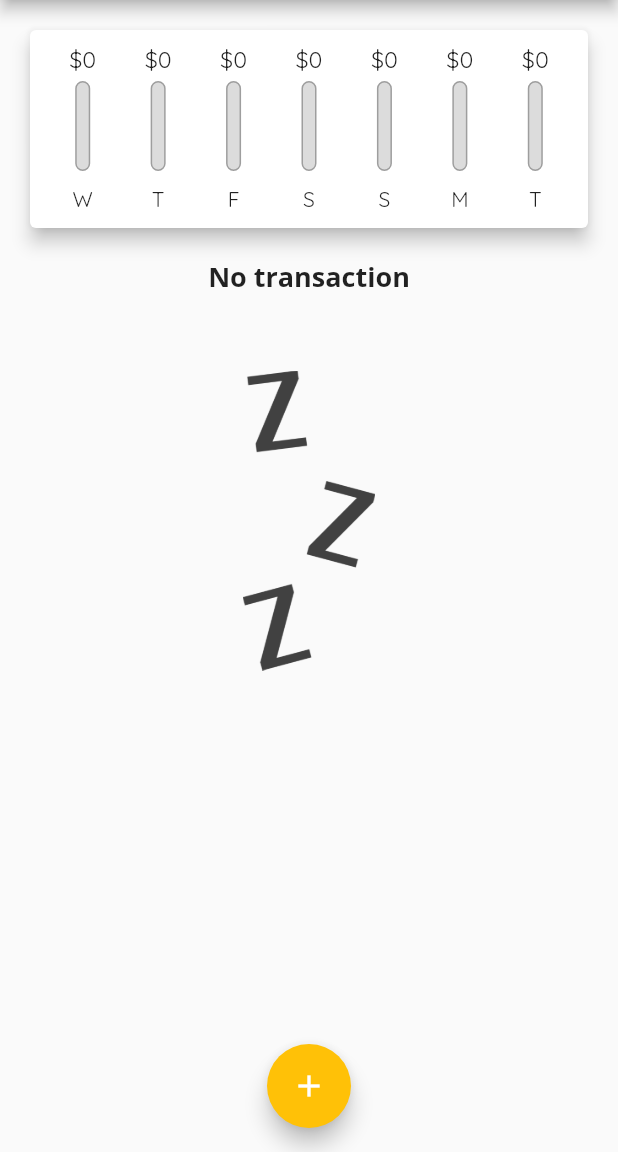
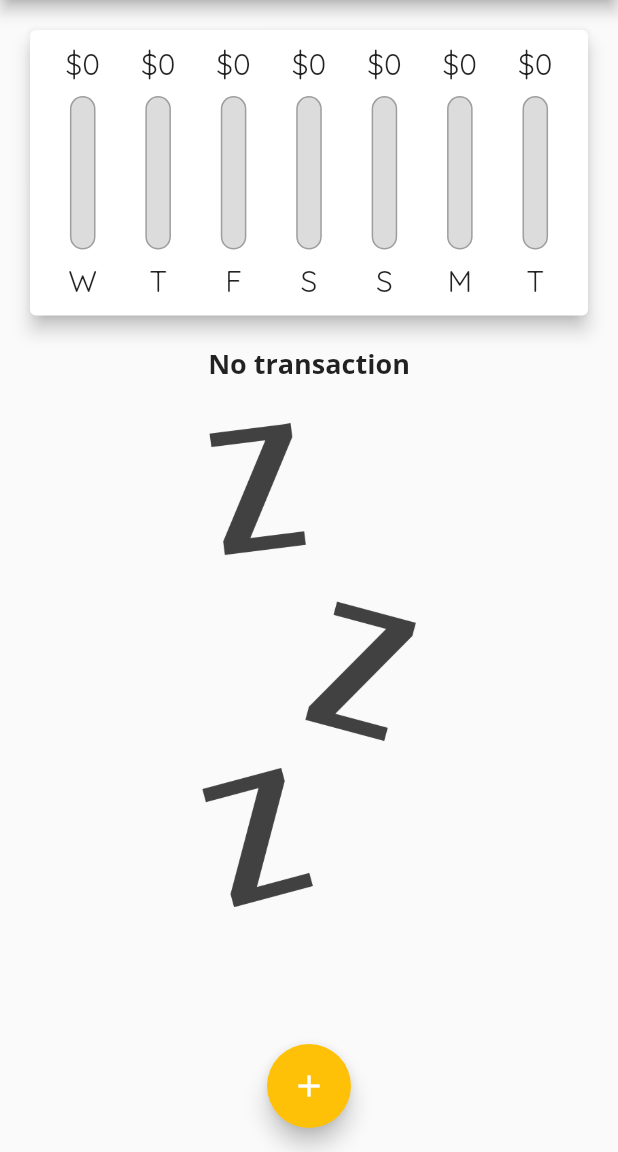
Before and after one commit to midhungopipk/ExpenseTracker, a Flutter app: the screen it shows after launch, on a phone screen of 412 x 824 dp, the part 84-1236 px from its top. Run offline on Flutter 3.47's test engine with Material 2 defaults, Android fonts, the phone set to English and light mode, and no system bars.

Commit message:
orientation completed

```diff
--- a/expense_tracker/lib/main.dart
+++ b/expense_tracker/lib/main.dart
@@ -1,12 +1,17 @@
 import 'package:expense_tracker/widgets/new_transaction.dart';
 import 'package:expense_tracker/widgets/transaction_list.dart';
 import 'package:flutter/material.dart';
+import 'package:flutter/services.dart';
 import './widgets/new_transaction.dart';
 import './models/transaction.dart';
 import './widgets/transaction_list.dart';
 import './widgets/chart.dart';
 
 void main() {
+  // WidgetsFlutterBinding.ensureInitialized();
+  // SystemChrome.setPreferredOrientations(
+  //     [DeviceOrientation.portraitUp, DeviceOrientation.portraitDown]);
+  //Restricting the app from landscape mode
   runApp(MyApp());
 }
 
@@ -16,17 +21,23 @@ class MyApp extends StatelessWidget {
     return MaterialApp(
       title: 'Personel Expenses',
       theme: ThemeData(
+        colorScheme: ColorScheme.fromSwatch(
+          primarySwatch: Colors.purple,
+        ).copyWith(
+          secondary: Colors.amber,
+        ),
+        elevatedButtonTheme: ElevatedButtonThemeData(
+          style: ElevatedButton.styleFrom(
+            backgroundColor: Colors.purple, // background (button) color
+            foregroundColor: Colors.white, // foreground (text) color
+          ),
+        ),
         textTheme: const TextTheme(
           titleMedium: TextStyle(
               fontWeight: FontWeight.bold,
               fontSize: 18,
               // color: Colors.purple,
               fontFamily: 'OpenSans'),
-        ),
-        colorScheme: ColorScheme.fromSwatch(
-          primarySwatch: Colors.purple,
-        ).copyWith(
-          secondary: Colors.amber,
         ),
         fontFamily: 'QuickSand',
         appBarTheme: AppBarTheme(
@@ -70,15 +81,21 @@ class _MyHomePageState extends State<MyHomePage> {
     }).toList();
   }
 
-  void _addnewTransaction(String title, double amount) {
+  void _addnewTransaction(String title, double amount, DateTime choosenDate) {
     final newTx = Transaction(
         id: DateTime.now().toString(),
         title: title,
         amount: amount,
-        date: DateTime.now());
+        date: choosenDate);
 
     setState(() {
       _userTransactions.add(newTx);
+    });
+  }
+
+  void _deleteTransaction(String id) {
+    setState(() {
+      _userTransactions.removeWhere((tx) => tx.id == id);
     });
   }
 
@@ -92,8 +109,7 @@ class _MyHomePageState extends State<MyHomePage> {
 
   @override
   Widget build(BuildContext context) {
-    return Scaffold(
-      appBar: AppBar(
+    final appBar = AppBar(
       title: const Text(
         'Personel Expenses',
       ),
@@ -102,14 +118,26 @@ class _MyHomePageState extends State<MyHomePage> {
             onPressed: () => _startAddNewTransaction(context),
             icon: Icon(Icons.add)),
       ],
-      ),
+    );
+    return Scaffold(
+      appBar: appBar,
       body: SingleChildScrollView(
         child: Column(
           crossAxisAlignment: CrossAxisAlignment.stretch,
           //mainAxisAlignment: MainAxisAlignment.spaceAround,
           children: <Widget>[
-            Chart(_recentTransactions),
-            TransactionList(_userTransactions),
+            Container(
+                height: (MediaQuery.of(context).size.height -
+                        appBar.preferredSize.height -
+                        MediaQuery.of(context).padding.top) *
+                    0.3,
+                child: Chart(_recentTransactions)),
+            Container(
+                height: (MediaQuery.of(context).size.height -
+                        appBar.preferredSize.height -
+                        MediaQuery.of(context).padding.top) *
+                    0.7,
+                child: TransactionList(_userTransactions, _deleteTransaction)),
           ],
         ),
       ),
--- a/expense_tracker/lib/widgets/chart_bar.dart
+++ b/expense_tracker/lib/widgets/chart_bar.dart
@@ -9,18 +9,19 @@ class ChartBar extends StatelessWidget {
 
   @override
   Widget build(BuildContext context) {
+    return LayoutBuilder(builder: (ctx, constrains) {
       return Column(
         children: [
           Container(
-          height: 20,
+            height: constrains.maxHeight * 0.15,
             child: FittedBox(
               child: Text('\$${spendingAmount.toStringAsFixed(0)}'),
             ),
           ),
-        SizedBox(height: 4),
+          SizedBox(height: constrains.maxHeight * 0.05),
           Container(
-          height: 60,
-          width: 10,
+            height: constrains.maxHeight * 0.6,
+            width: constrains.maxHeight * 0.1,
             child: Stack(
               children: [
                 Container(
@@ -42,10 +43,13 @@ class ChartBar extends StatelessWidget {
             ),
           ),
           SizedBox(
-          height: 10,
+            height: constrains.maxHeight * 0.05,
           ),
-        Text(label),
+          Container(
+              height: constrains.maxHeight * 0.15,
+              child: FittedBox(child: Text(label))),
         ],
       );
+    });
   }
 }
--- a/expense_tracker/lib/widgets/transaction_list.dart
+++ b/expense_tracker/lib/widgets/transaction_list.dart
@@ -4,65 +4,33 @@ import 'package:intl/intl.dart';
 
 class TransactionList extends StatelessWidget {
   final List<Transaction> transactions;
+  final Function removeTransaction;
 
-  TransactionList(this.transactions);
+  TransactionList(this.transactions, this.removeTransaction);
 
   @override
   Widget build(BuildContext context) {
-    return Container(
-      height: 300,
-      child: transactions.isEmpty
-          ? Column(
+    return transactions.isEmpty
+        ? LayoutBuilder(builder: (ctx, constrains) {
+            return Column(
               children: [
                 Text(
                   'No transaction',
                   style: Theme.of(context).textTheme.titleMedium,
                 ),
-                SizedBox(height: 50),
+                SizedBox(height: constrains.maxHeight * 0.05),
                 Container(
-                  height: 200,
+                  height: constrains.maxHeight * 0.6,
                   child: Image.asset(
                     'assets/images/waiting.png',
                     fit: BoxFit.cover,
                   ),
                 )
               ],
-            )
+            );
+          })
         : ListView.builder(
             itemBuilder: (ctx, index) {
-                // return Card(
-                //   child: Row(
-                //     children: [
-                //       Container(
-                //         margin: const EdgeInsets.symmetric(
-                //             vertical: 10, horizontal: 15),
-                //         decoration: BoxDecoration(
-                //             border: Border.all(
-                //                 color: Theme.of(context).colorScheme.primary)),
-                //         padding: const EdgeInsets.all(10),
-                //         child: Text(
-                //           '\$${transactions[index].amount.toStringAsFixed(2)}',
-                //           style: TextStyle(
-                //             fontWeight: FontWeight.bold,
-                //             fontSize: 20,
-                //             color: Theme.of(context).colorScheme.primary,
-                //           ),
-                //         ),
-                //       ),
-                //       Column(
-                //         crossAxisAlignment: CrossAxisAlignment.start,
-                //         children: [
-                //           Text(transactions[index].title,
-                //               style: Theme.of(context).textTheme.titleMedium),
-                // Text(
-                //   DateFormat.yMMMd().format(transactions[index].date),
-                //             style: const TextStyle(color: Colors.grey),
-                //           )
-                //         ],
-                //       )
-                //     ],
-                //   ),
-                // );
               return Card(
                 elevation: 5,
                 margin: EdgeInsets.symmetric(vertical: 8, horizontal: 5),
@@ -83,11 +51,15 @@ class TransactionList extends StatelessWidget {
                   subtitle: Text(
                     DateFormat.yMMMd().format(transactions[index].date),
                   ),
+                  trailing: IconButton(
+                    icon: Icon(Icons.delete),
+                    onPressed: () => removeTransaction(transactions[index].id),
+                    color: Theme.of(context).colorScheme.error,
+                  ),
                 ),
               );
             },
             itemCount: transactions.length,
-            ),
           );
   }
 }
```
Also changed, not shown: expense_tracker/lib/widgets/new_transaction.dart (+38 -9 lines). Lines whose indentation alone changed are shown as unchanged.
